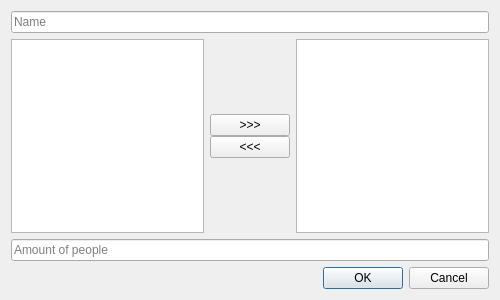
This is src/gui/dishWindow.ui in ivanbilych/jougen as Qt 5 draws it before an edit. The edited form follows.
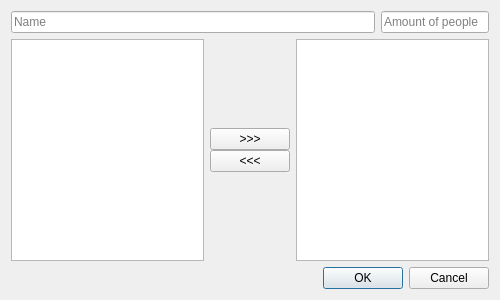
This is the edited form.

Commit message: gui: dishWindow: Change form content position

What changed in the file:
```diff
--- a/src/gui/dishWindow.ui
+++ b/src/gui/dishWindow.ui
@@ -33,6 +33,8 @@
   </property>
   <layout class="QVBoxLayout" name="verticalLayout_1">
    <item>
+    <layout class="QHBoxLayout" name="horizontalLayout_1">
+     <item>
     <widget class="QLineEdit" name="lineEdit_1">
      <property name="toolTip">
       <string>Enter dish name, i.e. &quot;Apple pie&quot;</string>
@@ -43,7 +45,25 @@
     </widget>
    </item>
    <item>
-    <layout class="QHBoxLayout" name="horizontalLayout_1">
+      <widget class="QLineEdit" name="lineEdit_2">
+       <property name="sizePolicy">
+        <sizepolicy hsizetype="Preferred" vsizetype="Fixed">
+         <horstretch>0</horstretch>
+         <verstretch>0</verstretch>
+        </sizepolicy>
+       </property>
+       <property name="toolTip">
+        <string>Enter amount of people dish are ready for, i.e. &quot;1&quot;</string>
+       </property>
+       <property name="placeholderText">
+        <string>Amount of people</string>
+       </property>
+      </widget>
+     </item>
+    </layout>
+   </item>
+   <item>
+    <layout class="QHBoxLayout" name="horizontalLayout_2">
      <item>
       <widget class="QListView" name="listView_1">
        <property name="toolTip">
@@ -187,16 +207,6 @@
      </item>
     </layout>
    </item>
-   <item>
-    <widget class="QLineEdit" name="lineEdit_2">
-     <property name="toolTip">
-      <string>Enter amount of people dish are ready for, i.e. &quot;1&quot;</string>
-     </property>
-     <property name="placeholderText">
-      <string>Amount of people</string>
-     </property>
-    </widget>
-   </item>
    <item>
     <widget class="QDialogButtonBox" name="buttonBox_1">
      <property name="standardButtons">
```
Left out of the diff: 4 changed lines with no effect on the pictures. Lines whose indentation alone changed are shown as unchanged.
